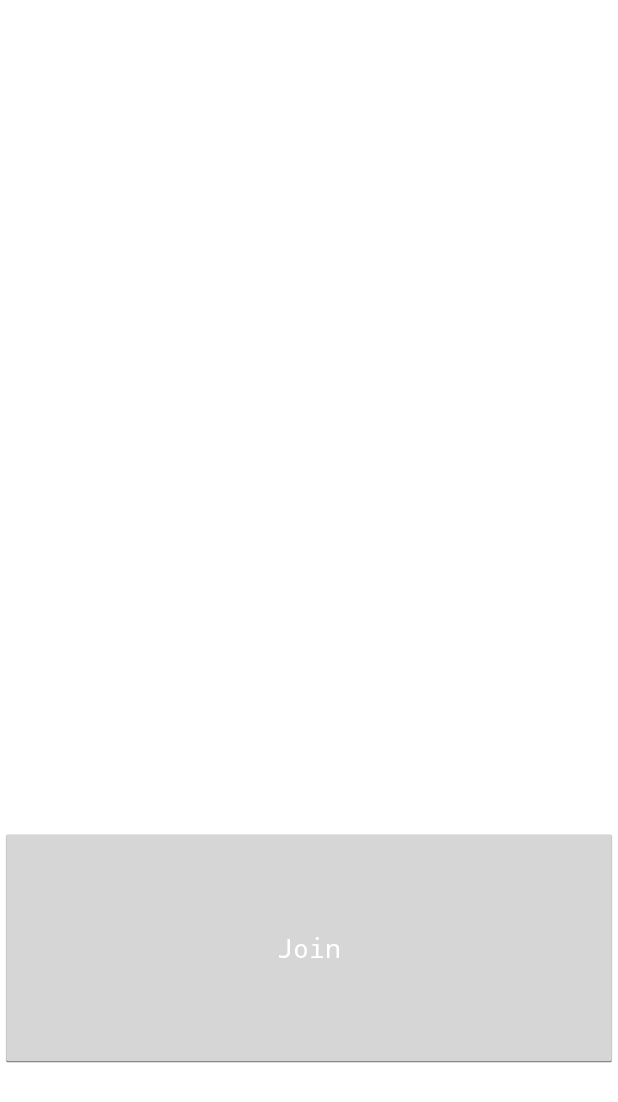
After one commit to migas06/ArquiteturasMoveis_Tetris, an Android app: the fragment ClientFragment shown on its own in the app's theme, on a phone screen of 412 x 824 dp. The commit adds this screen. Shown: the top 1102 px of the screen. Run offline under Robolectric (Android 15) with nearby library versions, the phone set to English and light mode, and no system bars.

Commit message:
Create Multiplayer views

```diff
--- a/Tetris/app/src/main/java/com/isec/tetris/CreditsActivity.java
+++ b/Tetris/app/src/main/java/com/isec/tetris/CreditsActivity.java
@@ -1,6 +1,7 @@
 package com.isec.tetris;
 
 import android.app.Activity;
+import android.content.Context;
 import android.media.MediaPlayer;
 import android.os.Bundle;
 import android.os.Handler;
@@ -18,6 +19,8 @@ public class CreditsActivity extends Activity {
 
     Animation animation;
     LinearLayout linearLayout;
+
+    Context context;
 
     MediaPlayer intro;
 
@@ -37,6 +40,7 @@ public class CreditsActivity extends Activity {
             public void onClick(View view) {
                 intro.stop();
                 intro.release();
+                Toast.makeText(context, getResources().getString(R.string.lets_the_song_ends), Toast.LENGTH_SHORT).show();
                 finish();
             }
         });
--- /dev/null
+++ b/Tetris/app/src/main/java/com/isec/tetris/FragmentsFromMultiplayer/ClientFragment.java
@@ -0,0 +1,22 @@
+package com.isec.tetris.FragmentsFromMultiplayer;
+
+
+import android.os.Bundle;
+import android.app.Fragment;
+import android.view.LayoutInflater;
+import android.view.View;
+import android.view.ViewGroup;
+
+import com.isec.tetris.R;
+
+public class ClientFragment extends Fragment {
+
+    @Override
+    public View onCreateView(LayoutInflater inflater, ViewGroup container, Bundle savedInstanceState) {
+        View view = inflater.inflate(R.layout.fragment_client, container, false);
+
+
+        return view;
+    }
+
+}
--- /dev/null
+++ b/Tetris/app/src/main/res/layout/fragment_client.xml
@@ -0,0 +1,78 @@
+<FrameLayout xmlns:android="http://schemas.android.com/apk/res/android"
+    xmlns:tools="http://schemas.android.com/tools"
+    android:layout_width="match_parent"
+    android:layout_height="match_parent"
+    tools:context="com.isec.tetris.FragmentsFromMultiplayer.ClientFragment">
+
+    <LinearLayout
+        android:layout_width="match_parent"
+        android:layout_height="match_parent"
+        android:orientation="vertical"
+        android:gravity="center">
+
+        <LinearLayout
+            android:layout_width="match_parent"
+            android:layout_height="wrap_content"
+            android:layout_weight="1"></LinearLayout>
+
+        <TextView
+            android:layout_width="match_parent"
+            android:layout_height="wrap_content"
+            android:layout_weight="1"
+            android:gravity="center"
+            android:textColor="@android:color/white"
+            android:typeface="monospace"
+            android:textSize="20sp"
+            android:text="@string/joining"
+            android:id="@+id/textView3" />
+
+        <LinearLayout
+            android:layout_width="match_parent"
+            android:layout_height="wrap_content"
+            android:layout_weight="1"></LinearLayout>
+
+        <TextView
+            android:layout_width="match_parent"
+            android:layout_height="wrap_content"
+            android:gravity="center"
+            android:textColor="@android:color/white"
+            android:typeface="monospace"
+            android:textSize="20sp"
+            android:text="@string/join_message"
+            android:paddingBottom="10dp"
+            android:id="@+id/textView4" />
+
+        <EditText
+            android:layout_width="match_parent"
+            android:layout_height="wrap_content"
+            android:textColor="@android:color/white"
+            android:inputType="number"
+            android:gravity="center"
+            android:focusable="true"
+            android:focusableInTouchMode="true"
+            android:backgroundTint="@android:color/white"
+            android:typeface="monospace"
+        />
+
+        />
+        <LinearLayout
+            android:layout_width="match_parent"
+            android:layout_height="wrap_content"
+            android:layout_weight="1"></LinearLayout>
+
+        <Button
+            android:layout_width="match_parent"
+            android:layout_height="wrap_content"
+            android:layout_weight="1"
+            android:text="@string/join"
+            android:textColor="@android:color/white"
+            android:typeface="monospace"
+            android:id="@+id/joing"/>
+
+        <LinearLayout
+            android:layout_width="match_parent"
+            android:layout_height="wrap_content"
+            android:layout_weight="1"></LinearLayout>
+
+    </LinearLayout>
+</FrameLayout>
--- /dev/null
+++ b/Tetris/app/src/main/res/values-w820dp/dimens.xml
@@ -0,0 +1,6 @@
+<resources>
+    <!-- Example customization of dimensions originally defined in res/values/dimens.xml
+         (such as screen margins) for screens with more than 820dp of available width. This
+         would include 7" and 10" devices in landscape (~960dp and ~1280dp respectively). -->
+    <dimen name="activity_horizontal_margin">64dp</dimen>
+</resources>
--- a/Tetris/app/src/main/res/values/strings.xml
+++ b/Tetris/app/src/main/res/values/strings.xml
@@ -18,6 +18,7 @@
     <!--Credits-->
     <string name="presents">Presents:</string>
     <string name="amov">Mobile Architecture 2016/17</string>
+    <string name="lets_the_song_ends">You could have at least, listen all song</string>
 
     <!-- Scores -->
     <string name="score">SCORE</string>
@@ -27,7 +28,6 @@
     <!-- YES/NO resources -->
     <string name="yes">Yes</string>
     <string name="no">No</string>
-
 
 
     <!-- Strings related to Settings -->
@@ -43,5 +43,14 @@
     <string name="asian">Are you a Asian God?</string>
     <string name="sensor_error">No accelerometer avaliable</string>
 
+    <!-- MULTIPLAYER -->
+    <string name="server">Host a game</string>
+    <string name="client">Join a game</string>
+    <string name="ip">Ask your friend to join this ip:</string>
+    <string name="hosting">HOSTING...</string>
+    <string name="joining">JOINING...</string>
+    <string name="join">Join</string>
+    <string name="join_message">Insert the ip address:</string>
+
 
 </resources>
```
Also changed, not shown: Tetris/app/src/main/AndroidManifest.xml (+7 -2 lines), Tetris/app/src/main/java/com/isec/tetris/FragmentsFromMultiplayer/Chose_Server_or_Client.java (added, +51 -0 lines), Tetris/app/src/main/java/com/isec/tetris/FragmentsFromMultiplayer/ServerFragment.java (added, +59 -0 lines), Tetris/app/src/main/java/com/isec/tetris/MainActivity.java (+8 -0 lines), Tetris/app/src/main/java/com/isec/tetris/MultiplayerActivity.java (added, +25 -0 lines), Tetris/app/src/main/res/layout/activity_multiplayer.xml (added, +27 -0 lines), Tetris/app/src/main/res/layout/fragment_chose__server_or__client.xml (added, +51 -0 lines), Tetris/app/src/main/res/layout/fragment_server.xml (added, +53 -0 lines), 1 other file.
